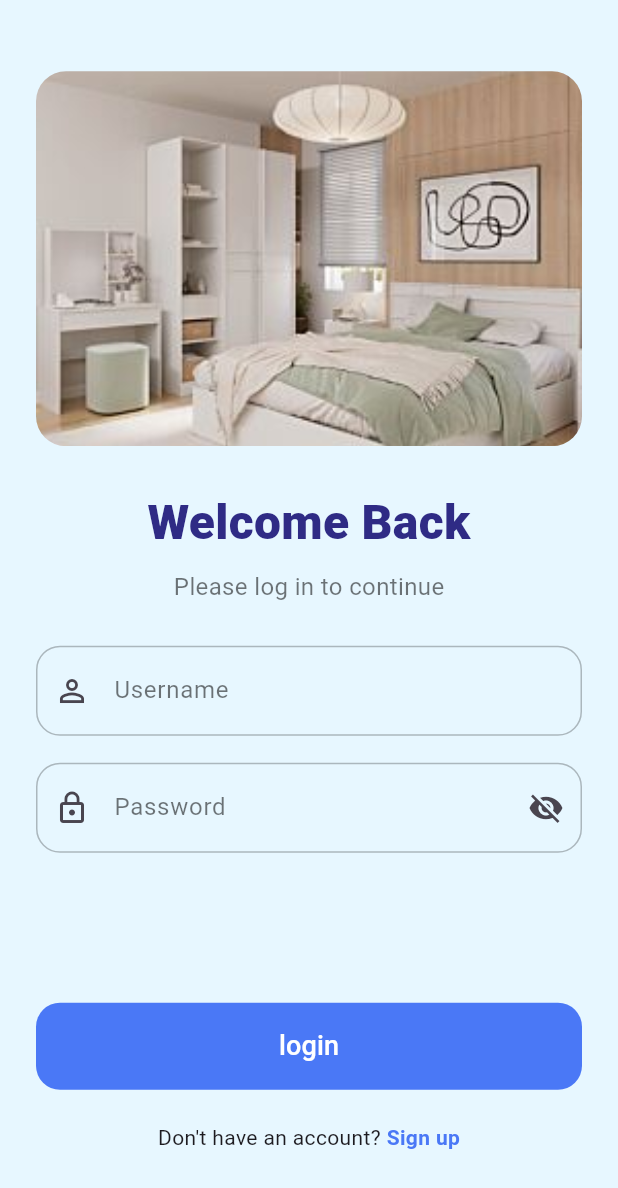
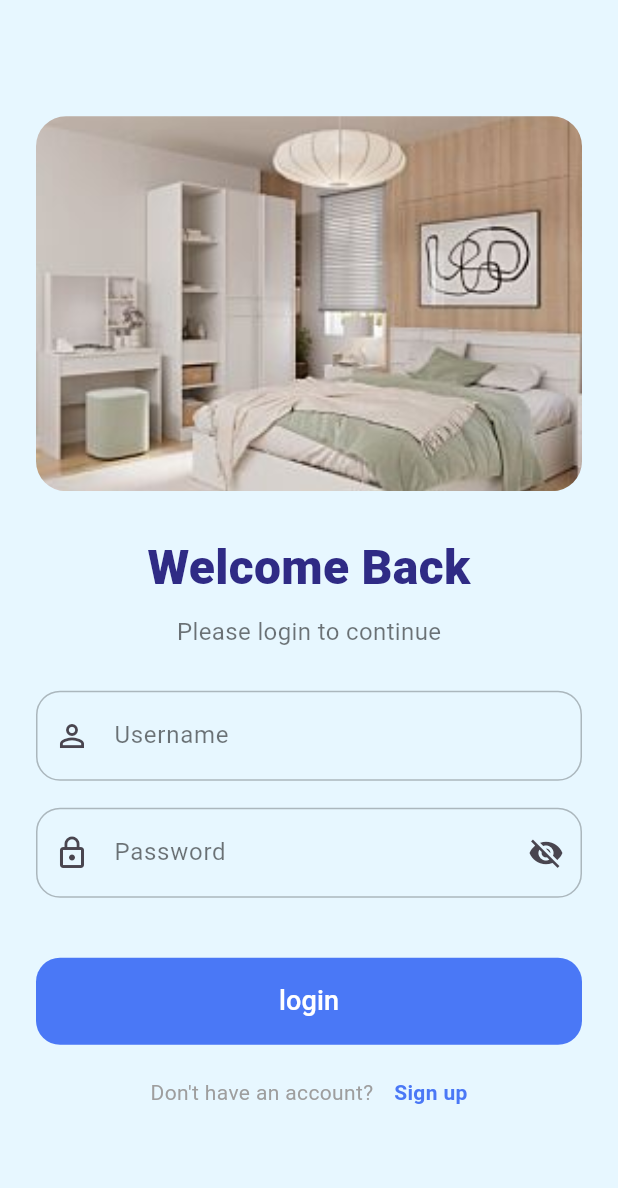
Before and after one commit to Hanny2025/flutter_application, a Flutter app: the screen it shows after launch, on a phone screen of 412 x 824 dp. Shown: the top 1188 px of the screen. Run offline on Flutter 3.47's test engine with Material 3 defaults, Android fonts, the phone set to English and light mode, and no system bars; accounts and stored records are empty; Roboto replaces fonts that are missing (Arial).

Commit message:
edit by han

```diff
--- a/lib/browse_room.dart
+++ b/lib/browse_room.dart
@@ -95,7 +95,7 @@ class _BrowseRoomState extends State<BrowseRoom> {
         break;
       case 4:
         // TODO: ไปหน้า User
-        Navigator.pushReplacementNamed(context, '/user');
+        Navigator.pushReplacementNamed(context, '/User');
         break;
     }
   }
--- a/lib/login.dart
+++ b/lib/login.dart
@@ -35,7 +35,6 @@ class _LoginState extends State<Login> {
       MaterialPageRoute(builder: (context) => const BrowseRoom()),
     );
   }
-
 
   OutlineInputBorder _rounded([Color? color]) => OutlineInputBorder(
     borderRadius: BorderRadius.circular(16),
@@ -81,11 +80,8 @@ class _LoginState extends State<Login> {
                   ),
                   const SizedBox(height: 8),
                   const Text(
-                    'Please log in to continue',
-                    style: TextStyle(
-                      fontSize: 16,
-                      color: Colors.black54,
-                    ),
+                    'Please login to continue',
+                    style: TextStyle(fontSize: 16, color: Colors.black54),
                   ),
 
                   const SizedBox(height: 28),
@@ -93,20 +89,26 @@ class _LoginState extends State<Login> {
                   // Username
                   TextFormField(
                     controller: _userCtrl,
-                    validator: (v) =>
-                        (v == null || v.trim().isEmpty) ? 'Enter username' : null,
+                    validator: (v) => (v == null || v.trim().isEmpty)
+                        ? 'Enter username'
+                        : null,
                     style: const TextStyle(fontSize: 16),
                     decoration: InputDecoration(
                       prefixIcon: const Icon(Icons.person_outline),
                       labelText: 'Username',
-                      labelStyle:
-                          const TextStyle(color: Colors.black54, fontSize: 16),
-                      contentPadding:
-                          const EdgeInsets.symmetric(vertical: 18, horizontal: 14),
+                      labelStyle: const TextStyle(
+                        color: Colors.black54,
+                        fontSize: 16,
+                      ),
+                      contentPadding: const EdgeInsets.symmetric(
+                        vertical: 18,
+                        horizontal: 14,
+                      ),
                       border: _rounded(),
                       enabledBorder: _rounded(),
-                      focusedBorder:
-                          _rounded(const Color(0xFF4A78F6)), // โทนน้ำเงินปุ่ม
+                      focusedBorder: _rounded(
+                        const Color(0xFF4A78F6),
+                      ), // โทนน้ำเงินปุ่ม
                     ),
                   ),
 
@@ -122,22 +124,27 @@ class _LoginState extends State<Login> {
                     decoration: InputDecoration(
                       prefixIcon: const Icon(Icons.lock_outline),
                       labelText: 'Password',
-                      labelStyle:
-                          const TextStyle(color: Colors.black54, fontSize: 16),
+                      labelStyle: const TextStyle(
+                        color: Colors.black54,
+                        fontSize: 16,
+                      ),
                       suffixIcon: IconButton(
                         onPressed: () => setState(() => _obscure = !_obscure),
                         icon: Icon(
-                            _obscure ? Icons.visibility_off : Icons.visibility),
+                          _obscure ? Icons.visibility_off : Icons.visibility,
                         ),
-                      contentPadding:
-                          const EdgeInsets.symmetric(vertical: 18, horizontal: 14),
+                      ),
+                      contentPadding: const EdgeInsets.symmetric(
+                        vertical: 18,
+                        horizontal: 14,
+                      ),
                       border: _rounded(),
                       enabledBorder: _rounded(),
                       focusedBorder: _rounded(const Color(0xFF4A78F6)),
                     ),
                   ),
 
-                  const SizedBox(height: 100),
+                  const SizedBox(height: 40),
 
                   // ปุ่ม login สีน้ำเงิน เต็มความกว้าง มุมโค้งใหญ่
                   SizedBox(
@@ -159,10 +166,7 @@ class _LoginState extends State<Login> {
                               height: 22,
                               child: CircularProgressIndicator(strokeWidth: 2),
                             )
-                          : const Text(
-                              'login',
-                              style: TextStyle(fontSize: 18),
-                            ),
+                          : const Text('login', style: TextStyle(fontSize: 18)),
                     ),
                   ),
 
@@ -172,7 +176,11 @@ class _LoginState extends State<Login> {
                   Row(
                     mainAxisAlignment: MainAxisAlignment.center,
                     children: [
-                      const Text("Don't have an account? "),
+                      const Text(
+                        "Don't have an account? ",
+                        style: TextStyle(color: Colors.grey),
+                      ),
+                      const SizedBox(width: 10), // 👈 เพิ่มระยะห่างเล็กน้อย
                       GestureDetector(
                         onTap: () {
                           // TODO: ไปหน้า Sign up
```
Also changed, not shown: lib/ฺBottomNav.dart (added, +49 -0 lines), pubspec.lock. Lines whose indentation alone changed are shown as unchanged.
